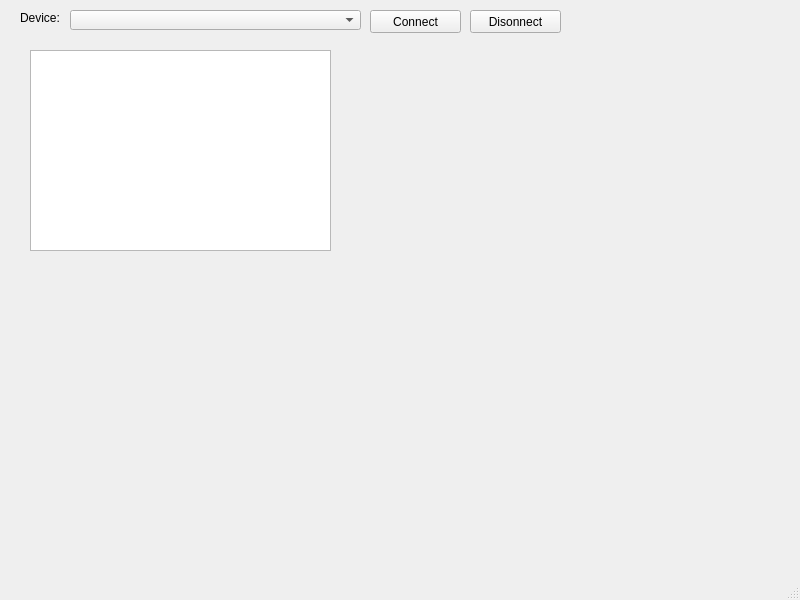
The window that mainwindow.ui (maxihunter/cuteClockManager) describes before a commit, drawn with Qt 5.
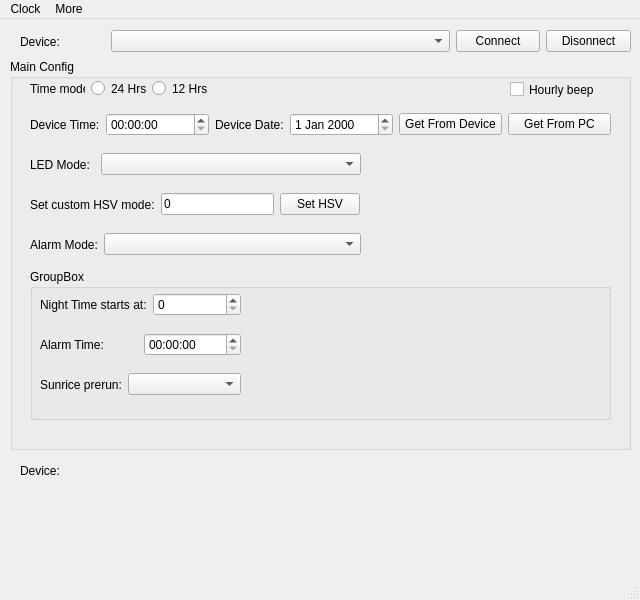
The same window after the commit.

Commit message: Added additional classes for clocks

Patch:
```diff
--- a/mainwindow.ui
+++ b/mainwindow.ui
@@ -2,11 +2,14 @@
 <ui version="4.0">
  <class>MainWindow</class>
  <widget class="QMainWindow" name="MainWindow">
+  <property name="enabled">
+   <bool>true</bool>
+  </property>
   <property name="geometry">
    <rect>
     <x>0</x>
     <y>0</y>
-    <width>800</width>
+    <width>640</width>
     <height>600</height>
    </rect>
   </property>
@@ -14,64 +17,315 @@
    <string>cuteClockManager</string>
   </property>
   <widget class="QWidget" name="centralwidget">
-   <widget class="QLabel" name="label">
+   <widget class="QGroupBox" name="mainConfig">
+    <property name="geometry">
+     <rect>
+      <x>10</x>
+      <y>40</y>
+      <width>621</width>
+      <height>391</height>
+     </rect>
+    </property>
+    <property name="title">
+     <string>Main Config</string>
+    </property>
+    <widget class="QGroupBox" name="groupBox">
+     <property name="geometry">
+      <rect>
+       <x>20</x>
+       <y>210</y>
+       <width>581</width>
+       <height>151</height>
+      </rect>
+     </property>
+     <property name="title">
+      <string>GroupBox</string>
+     </property>
+     <widget class="QWidget" name="layoutWidget_2">
+      <property name="geometry">
+       <rect>
+        <x>10</x>
+        <y>100</y>
+        <width>201</width>
+        <height>31</height>
+       </rect>
+      </property>
+      <layout class="QHBoxLayout" name="horizontalLayout_9" stretch="20,80">
+       <item>
+        <widget class="QLabel" name="label_sunriseprerun">
+         <property name="text">
+          <string>Sunrice prerun:</string>
+         </property>
+        </widget>
+       </item>
+       <item>
+        <widget class="QComboBox" name="comboBox_sunriseprerun"/>
+       </item>
+      </layout>
+     </widget>
+     <widget class="QWidget" name="">
+      <property name="geometry">
+       <rect>
+        <x>10</x>
+        <y>20</y>
+        <width>201</width>
+        <height>31</height>
+       </rect>
+      </property>
+      <layout class="QHBoxLayout" name="horizontalLayout_7">
+       <item>
+        <widget class="QLabel" name="label_devnighttime">
+         <property name="text">
+          <string>Night Time starts at:</string>
+         </property>
+        </widget>
+       </item>
+       <item>
+        <widget class="QSpinBox" name="spinBox"/>
+       </item>
+      </layout>
+     </widget>
+     <widget class="QWidget" name="">
+      <property name="geometry">
+       <rect>
+        <x>10</x>
+        <y>60</y>
+        <width>201</width>
+        <height>31</height>
+       </rect>
+      </property>
+      <layout class="QHBoxLayout" name="horizontalLayout_8">
+       <item>
+        <widget class="QLabel" name="label_alarmtime">
+         <property name="text">
+          <string>Alarm Time:</string>
+         </property>
+        </widget>
+       </item>
+       <item>
+        <widget class="QTimeEdit" name="timeEdit_2"/>
+       </item>
+      </layout>
+     </widget>
+    </widget>
+    <widget class="QCheckBox" name="checkBox">
+     <property name="geometry">
+      <rect>
+       <x>500</x>
+       <y>20</y>
+       <width>101</width>
+       <height>21</height>
+      </rect>
+     </property>
+     <property name="text">
+      <string>Hourly beep</string>
+     </property>
+    </widget>
+    <widget class="QWidget" name="layoutWidget">
+     <property name="geometry">
+      <rect>
+       <x>20</x>
+       <y>170</y>
+       <width>331</width>
+       <height>31</height>
+      </rect>
+     </property>
+     <layout class="QHBoxLayout" name="horizontalLayout_6" stretch="20,80">
+      <item>
+       <widget class="QLabel" name="label_alarmMode">
+        <property name="text">
+         <string>Alarm Mode:</string>
+        </property>
+       </widget>
+      </item>
+      <item>
+       <widget class="QComboBox" name="comboBox_alarmmode"/>
+      </item>
+     </layout>
+    </widget>
+    <widget class="QWidget" name="">
+     <property name="geometry">
+      <rect>
+       <x>20</x>
+       <y>20</y>
+       <width>177</width>
+       <height>19</height>
+      </rect>
+     </property>
+     <layout class="QHBoxLayout" name="horizontalLayout">
+      <item>
+       <widget class="QLabel" name="label_time_mode">
+        <property name="text">
+         <string>Time mode:</string>
+        </property>
+       </widget>
+      </item>
+      <item>
+       <widget class="QRadioButton" name="radio_time_mode_24">
+        <property name="text">
+         <string>24 Hrs</string>
+        </property>
+       </widget>
+      </item>
+      <item>
+       <widget class="QRadioButton" name="radio_time_mode_12">
+        <property name="text">
+         <string>12 Hrs</string>
+        </property>
+       </widget>
+      </item>
+     </layout>
+    </widget>
+    <widget class="QWidget" name="">
+     <property name="geometry">
+      <rect>
+       <x>20</x>
+       <y>90</y>
+       <width>331</width>
+       <height>31</height>
+      </rect>
+     </property>
+     <layout class="QHBoxLayout" name="horizontalLayout_2" stretch="20,80">
+      <item>
+       <widget class="QLabel" name="label_ledMode">
+        <property name="text">
+         <string>LED Mode:</string>
+        </property>
+       </widget>
+      </item>
+      <item>
+       <widget class="QComboBox" name="comboBox_ledmode"/>
+      </item>
+     </layout>
+    </widget>
+    <widget class="QWidget" name="">
+     <property name="geometry">
+      <rect>
+       <x>20</x>
+       <y>50</y>
+       <width>581</width>
+       <height>31</height>
+      </rect>
+     </property>
+     <layout class="QHBoxLayout" name="horizontalLayout_3" stretch="10,20,10,20,20,20">
+      <item>
+       <widget class="QLabel" name="label_devtime">
+        <property name="text">
+         <string>Device Time:</string>
+        </property>
+       </widget>
+      </item>
+      <item>
+       <widget class="QTimeEdit" name="timeEdit"/>
+      </item>
+      <item>
+       <widget class="QLabel" name="label_devdate">
+        <property name="text">
+         <string>Device Date:</string>
+        </property>
+       </widget>
+      </item>
+      <item>
+       <widget class="QDateEdit" name="dateEdit"/>
+      </item>
+      <item>
+       <widget class="QPushButton" name="button_getFromDevice">
+        <property name="text">
+         <string>Get From Device</string>
+        </property>
+       </widget>
+      </item>
+      <item>
+       <widget class="QPushButton" name="button_getFromPc">
+        <property name="text">
+         <string>Get From PC</string>
+        </property>
+       </widget>
+      </item>
+     </layout>
+    </widget>
+    <widget class="QWidget" name="">
+     <property name="geometry">
+      <rect>
+       <x>20</x>
+       <y>130</y>
+       <width>330</width>
+       <height>31</height>
+      </rect>
+     </property>
+     <layout class="QHBoxLayout" name="horizontalLayout_5">
+      <item>
+       <widget class="QLabel" name="label_sethsv">
+        <property name="text">
+         <string>Set custom HSV mode:</string>
+        </property>
+       </widget>
+      </item>
+      <item>
+       <widget class="QLineEdit" name="lineEditHsv">
+        <property name="text">
+         <string>0</string>
+        </property>
+       </widget>
+      </item>
+      <item>
+       <widget class="QPushButton" name="buttonCustomHsv">
+        <property name="text">
+         <string>Set HSV</string>
+        </property>
+       </widget>
+      </item>
+     </layout>
+    </widget>
+   </widget>
+   <widget class="QLabel" name="deviceInfo">
     <property name="geometry">
      <rect>
       <x>20</x>
-      <y>10</y>
-      <width>61</width>
-      <height>16</height>
+      <y>440</y>
+      <width>204</width>
+      <height>23</height>
      </rect>
     </property>
     <property name="text">
      <string>Device:</string>
     </property>
    </widget>
-   <widget class="QComboBox" name="comboBox">
+   <widget class="QWidget" name="">
     <property name="geometry">
      <rect>
-      <x>70</x>
+      <x>20</x>
       <y>10</y>
-      <width>291</width>
-      <height>20</height>
+      <width>611</width>
+      <height>25</height>
      </rect>
     </property>
-   </widget>
-   <widget class="QPushButton" name="pushButton">
-    <property name="geometry">
-     <rect>
-      <x>370</x>
-      <y>10</y>
-      <width>91</width>
-      <height>23</height>
-     </rect>
-    </property>
-    <property name="text">
-     <string>Connect</string>
-    </property>
-   </widget>
-   <widget class="QPushButton" name="pushButton_2">
-    <property name="geometry">
-     <rect>
-      <x>470</x>
-      <y>10</y>
-      <width>91</width>
-      <height>23</height>
-     </rect>
-    </property>
-    <property name="text">
-     <string>Disonnect</string>
-    </property>
-   </widget>
-   <widget class="QTextEdit" name="textEdit">
-    <property name="geometry">
-     <rect>
-      <x>30</x>
-      <y>50</y>
-      <width>301</width>
-      <height>201</height>
-     </rect>
-    </property>
+    <layout class="QHBoxLayout" name="horizontalLayout_4" stretch="10,40,10,10">
+     <item>
+      <widget class="QLabel" name="label">
+       <property name="text">
+        <string>Device:</string>
+       </property>
+      </widget>
+     </item>
+     <item>
+      <widget class="QComboBox" name="comboBox"/>
+     </item>
+     <item>
+      <widget class="QPushButton" name="buttonConnect">
+       <property name="text">
+        <string>Connect</string>
+       </property>
+      </widget>
+     </item>
+     <item>
+      <widget class="QPushButton" name="buttonDisconnet">
+       <property name="text">
+        <string>Disonnect</string>
+       </property>
+      </widget>
+     </item>
+    </layout>
    </widget>
   </widget>
   <widget class="QMenuBar" name="menubar">
@@ -79,10 +333,27 @@
     <rect>
      <x>0</x>
      <y>0</y>
-     <width>800</width>
+     <width>640</width>
      <height>21</height>
     </rect>
    </property>
+   <widget class="QMenu" name="menuClock">
+    <property name="title">
+     <string>Clock</string>
+    </property>
+    <addaction name="actionSave_custom_config"/>
+    <addaction name="actionLoad_custom_config"/>
+    <addaction name="actionExit"/>
+   </widget>
+   <widget class="QMenu" name="menuAbout">
+    <property name="title">
+     <string>More</string>
+    </property>
+    <addaction name="actionDebug_monitor"/>
+    <addaction name="actionAbout_cuteClockManager"/>
+   </widget>
+   <addaction name="menuClock"/>
+   <addaction name="menuAbout"/>
   </widget>
   <widget class="QStatusBar" name="statusbar"/>
  </widget>
```
Left out of the diff: 27 changed lines with no effect on the pictures. The commit also changes 7 other files.
